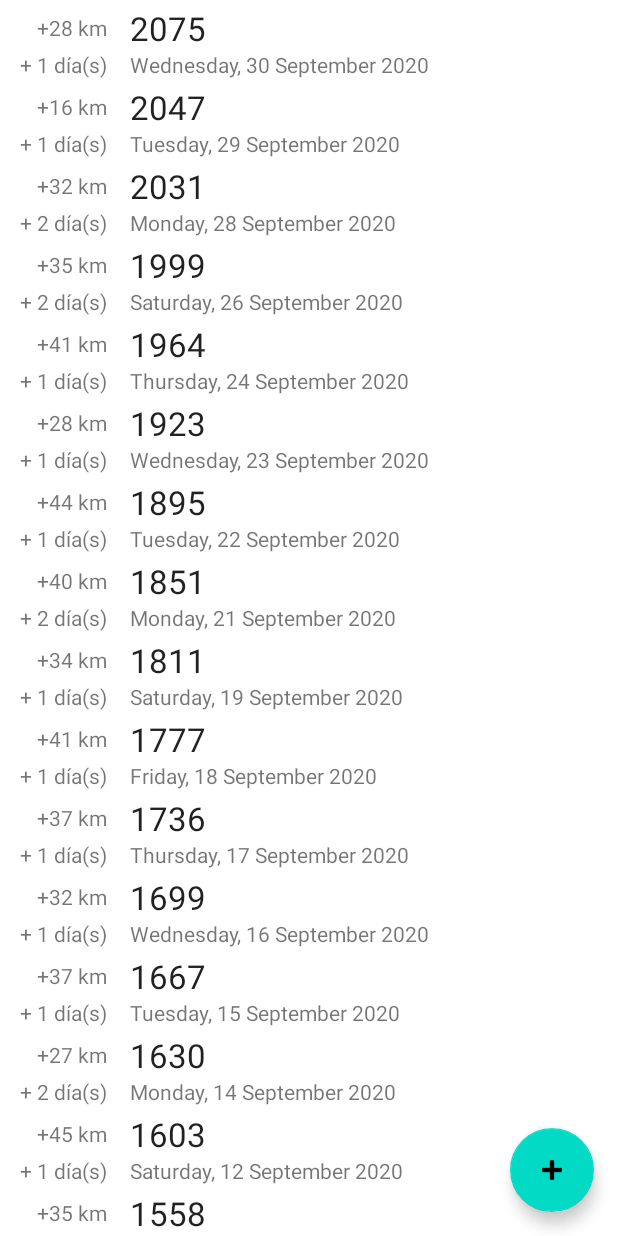
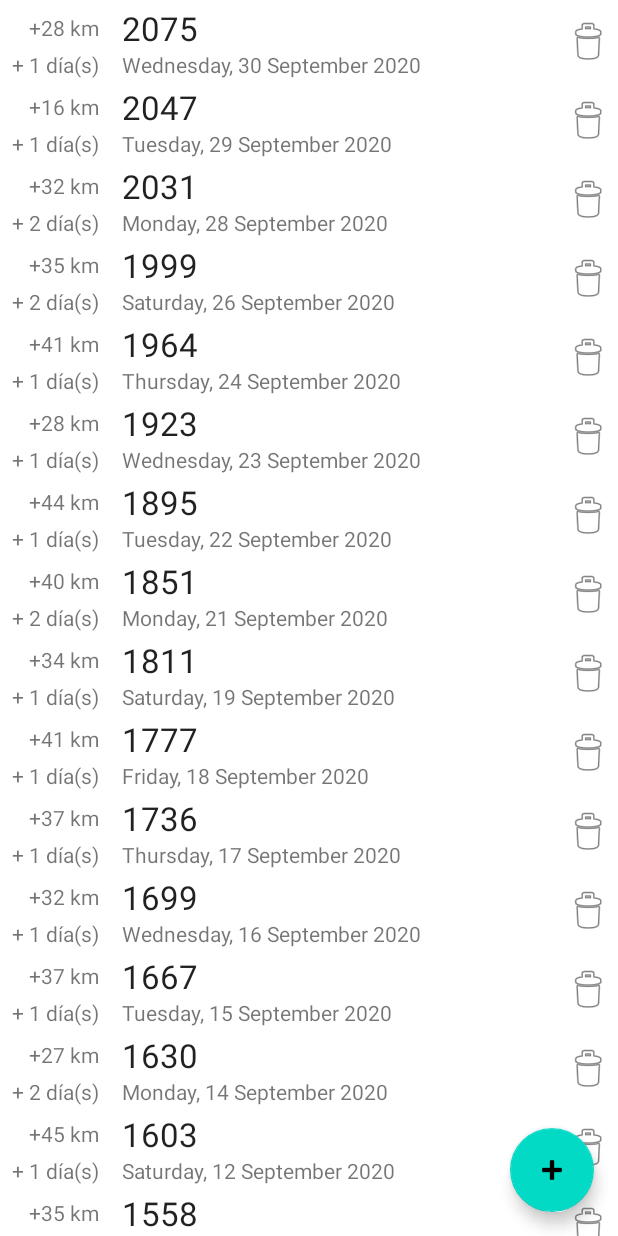
Before and after one commit to armaignac/MotoEChargeTracker, an Android app: the screen it shows after launch (MainActivity), on a phone screen of 412 x 824 dp. Run offline under Robolectric (Android 15) with nearby library versions, the light colour scheme and no system bars; our stand-ins replace Room's generated code.

Commit message:
Added support to remove records

```diff
--- a/app/src/main/java/com/anandy/motoechargetracker/database/BatteryChargeDao.kt
+++ b/app/src/main/java/com/anandy/motoechargetracker/database/BatteryChargeDao.kt
@@ -17,4 +17,7 @@ interface BatteryChargeDao {
 
     @Update
     fun updateCharge(charge: BatteryCharge)
+
+    @Query("DELETE FROM BatteryCharge WHERE id = :id")
+    fun remove(id: Int): Int
 }
--- a/app/src/main/java/com/anandy/motoechargetracker/ui/main/BatteryChargeAdapter.kt
+++ b/app/src/main/java/com/anandy/motoechargetracker/ui/main/BatteryChargeAdapter.kt
@@ -2,6 +2,7 @@ package com.anandy.motoechargetracker.ui.main
 
 import android.view.View
 import android.view.ViewGroup
+import android.widget.Toast
 import androidx.recyclerview.widget.RecyclerView
 import com.anandy.motoechargetracker.R
 import com.anandy.motoechargetracker.basicDiffUtil
@@ -12,15 +13,17 @@ import java.text.SimpleDateFormat
 import java.util.concurrent.TimeUnit
 
 
-class BatteryChargeAdapter(): RecyclerView.Adapter<BatteryChargeAdapter.ViewHolder>() {
+class BatteryChargeAdapter(private val clickListener: (ChargeItemAction, BatteryCharge) -> Unit) :
+    RecyclerView.Adapter<BatteryChargeAdapter.ViewHolder>() {
 
     var items: List<BatteryCharge> by basicDiffUtil(
-            emptyList(),
-    areItemsTheSame = { old, new -> old.id == new.id }
+        emptyList(),
+        areItemsTheSame = { old, new -> old.id == new.id }
     )
 
     override fun onCreateViewHolder(parent: ViewGroup, viewType: Int): ViewHolder {
         val view = parent.inflate(R.layout.battery_charge_record)
+        view.setOnClickListener { Toast.makeText(view.context, "Text", Toast.LENGTH_LONG) }
         return ViewHolder(
             view
         )
@@ -31,7 +34,7 @@ class BatteryChargeAdapter(): RecyclerView.Adapter<BatteryChargeAdapter.ViewHold
     override fun onBindViewHolder(holder: ViewHolder, position: Int) {
         val item = items[position]
         val nextItem = if(items.size > position + 1) items[position+1] else null
-        holder.bind(item, nextItem)
+        holder.bind(item, nextItem, clickListener)
     }
 
 
@@ -39,7 +42,11 @@ class BatteryChargeAdapter(): RecyclerView.Adapter<BatteryChargeAdapter.ViewHold
         private val binding = BatteryChargeRecordBinding.bind(view)
         private val format = SimpleDateFormat("EEEE, dd MMMM yyyy")
 
-        fun bind(item: BatteryCharge, nextItem: BatteryCharge?) {
+        fun bind(
+            item: BatteryCharge,
+            nextItem: BatteryCharge?,
+            clickListener: (ChargeItemAction, BatteryCharge) -> Unit
+        ) {
             binding.textChargeKM.text = item.kilometers.toString()
             binding.textChargeDate.text = format.format(item.date)
             binding.textKMDifference.text = ""
@@ -50,6 +57,13 @@ class BatteryChargeAdapter(): RecyclerView.Adapter<BatteryChargeAdapter.ViewHold
                 binding.textKMDifference.text = "+${item.kilometers - kilometers} km"
                 binding.textDateDifference.text = "+ $days día(s)"
             }
+            binding.deleteRecord.setOnClickListener {
+                clickListener(ChargeItemAction.REMOVE, item)
+            }
         }
     }
+
+    enum class ChargeItemAction {
+        REMOVE
+    }
 }
--- a/app/src/main/java/com/anandy/motoechargetracker/ui/main/MainActivity.kt
+++ b/app/src/main/java/com/anandy/motoechargetracker/ui/main/MainActivity.kt
@@ -7,6 +7,7 @@ import com.anandy.motoechargetracker.app
 import com.anandy.motoechargetracker.ui.register.RegisterCharge
 import com.anandy.motoechargetracker.databinding.ActivityMainBinding
 import com.anandy.motoechargetracker.getViewModel
+import com.anandy.motoechargetracker.model.BatteryCharge
 import com.anandy.motoechargetracker.model.BatteryChargeRepository
 import com.anandy.motoechargetracker.startActivity
 import com.anandy.motoechargetracker.ui.main.MainViewModel.UiModel
@@ -14,15 +15,16 @@ import com.anandy.motoechargetracker.ui.main.MainViewModel.UiModel
 class MainActivity : AppCompatActivity() {
 
     private lateinit var viewModel: MainViewModel
-    private val recordsAdapter =
-        BatteryChargeAdapter()
+    private val recordsAdapter = BatteryChargeAdapter() { action, charge ->
+        viewModel.onClickedItemAction(action, charge)
+    }
 
     override fun onCreate(savedInstanceState: Bundle?) {
         super.onCreate(savedInstanceState)
         val binding = ActivityMainBinding.inflate(layoutInflater)
         setContentView(binding.root)
 
-        viewModel = getViewModel {MainViewModel(BatteryChargeRepository(app))}
+        viewModel = getViewModel { MainViewModel(BatteryChargeRepository(app)) }
 
         binding.batteryChargeRecycler.adapter = recordsAdapter
 
--- a/app/src/main/res/layout/battery_charge_record.xml
+++ b/app/src/main/res/layout/battery_charge_record.xml
@@ -1,9 +1,11 @@
 <?xml version="1.0" encoding="utf-8"?>
 <LinearLayout xmlns:android="http://schemas.android.com/apk/res/android"
+    xmlns:app="http://schemas.android.com/apk/res-auto"
     xmlns:tools="http://schemas.android.com/tools"
     android:layout_width="match_parent"
     android:layout_height="wrap_content"
     android:gravity="center_vertical"
+    android:longClickable="true"
     android:orientation="horizontal"
     android:padding="2dp">
 
@@ -53,6 +55,20 @@
             android:layout_height="match_parent"
             android:paddingLeft="15dp"
             android:text="Fecha carga" />
+
+    </LinearLayout>
+
+    <LinearLayout
+        android:layout_width="wrap_content"
+        android:layout_height="match_parent"
+        android:orientation="horizontal">
+
+        <ImageView
+            android:id="@+id/delete_record"
+            android:layout_width="32dp"
+            android:layout_height="32dp"
+            android:layout_gravity="center"
+            app:srcCompat="@android:drawable/ic_menu_delete" />
     </LinearLayout>
 
 </LinearLayout>
```
Also changed, not shown: app/src/main/java/com/anandy/motoechargetracker/model/BatteryChargeRepository.kt (+8 -2 lines), app/src/main/java/com/anandy/motoechargetracker/ui/main/MainViewModel.kt (+15 -2 lines).
